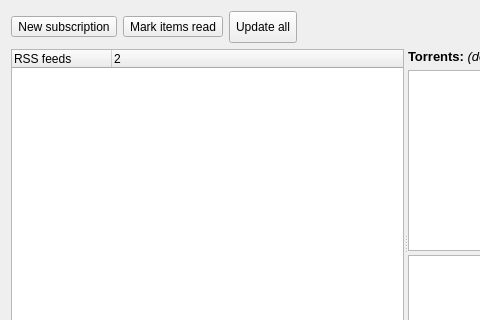
SysAdminDoc/qBittorrent-Vanced, file src/rss.ui: the form before one commit; both pictures show x 0 to 480 and y 0 to 320 of the 811 by 447 pixel window.
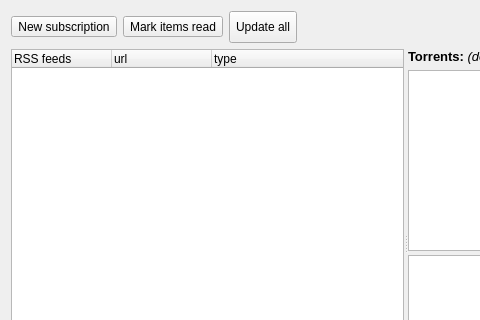
The form after the commit. Icons and pictures are not drawn.

```diff
--- a/src/rss.ui
+++ b/src/rss.ui
@@ -101,7 +101,7 @@
        <enum>QAbstractItemView::ExtendedSelection</enum>
       </property>
       <property name="columnCount">
-       <number>2</number>
+       <number>3</number>
       </property>
       <column>
        <property name="text">
@@ -110,7 +110,12 @@
       </column>
       <column>
        <property name="text">
-        <string>2</string>
+        <string>url</string>
+       </property>
+      </column>
+      <column>
+       <property name="text">
+        <string>type</string>
        </property>
       </column>
      </widget>
```
